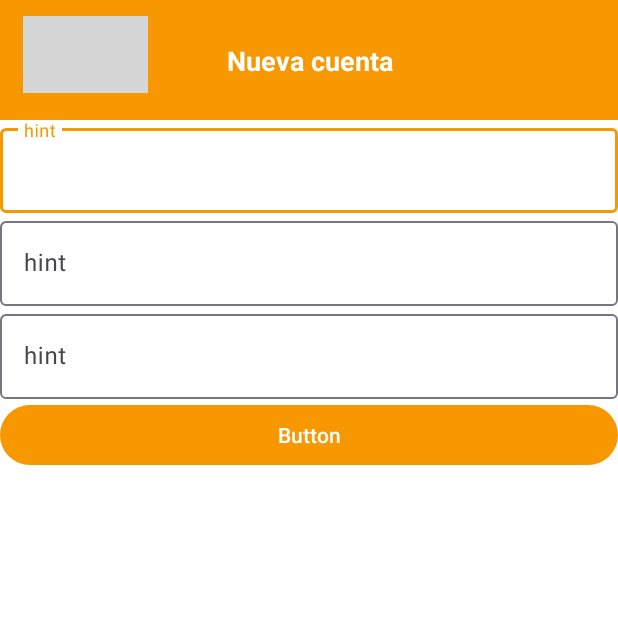
After one commit to JaimeLuiss/WalletApp, an Android app: the MainAccountActivity screen opened directly, with no data from a screen before it, on a phone screen of 412 x 824 dp, the top half of it. The commit adds this screen. Run offline under Robolectric (Android 15) with nearby library versions, the phone set to English and light mode, and no system bars; grey boxes are pictures that could not be loaded.

Commit message:
Adelanto de la clase 30-08-2023

```diff
--- a/app/src/main/AndroidManifest.xml
+++ b/app/src/main/AndroidManifest.xml
@@ -13,13 +13,16 @@
         android:theme="@style/Theme.WalletApp"
         tools:targetApi="31">
         <activity
+            android:name=".MainAccountActivity"
+            android:exported="false" ></activity>
+        <intent-filter>
+            <action android:name="android.intent.action.MAIN" />
+            <category android:name="android.intent.category.LAUNCHER" />
+        </intent-filter>
+        <activity
             android:name=".MainActivity"
-            android:exported="true">
-            <intent-filter>
-                <action android:name="android.intent.action.MAIN" />
+            android:exported="false">
 
-                <category android:name="android.intent.category.LAUNCHER" />
-            </intent-filter>
         </activity>
     </application>
 
--- /dev/null
+++ b/app/src/main/java/com/jaimerueda/walletapp/MainAccountActivity.java
@@ -0,0 +1,14 @@
+package com.jaimerueda.walletapp;
+
+import androidx.appcompat.app.AppCompatActivity;
+
+import android.os.Bundle;
+
+public class MainAccountActivity extends AppCompatActivity {
+
+    @Override
+    protected void onCreate(Bundle savedInstanceState) {
+        super.onCreate(savedInstanceState);
+        setContentView(R.layout.activity_main_account);
+    }
+}
--- /dev/null
+++ b/app/src/main/res/layout/activity_main_account.xml
@@ -0,0 +1,88 @@
+<?xml version="1.0" encoding="utf-8"?>
+<androidx.constraintlayout.widget.ConstraintLayout xmlns:android="http://schemas.android.com/apk/res/android"
+    xmlns:app="http://schemas.android.com/apk/res-auto"
+    xmlns:tools="http://schemas.android.com/tools"
+    android:layout_width="match_parent"
+    android:layout_height="match_parent"
+    android:background="@color/my_primary_color"
+    tools:context=".MainAccountActivity">
+
+    <LinearLayout
+        android:id="@+id/linearLayout"
+        android:layout_width="match_parent"
+        android:layout_height="match_parent"
+        android:layout_marginTop="80dp"
+        android:background="@color/white"
+        android:orientation="vertical"
+        app:layout_constraintEnd_toEndOf="parent"
+        app:layout_constraintHorizontal_bias="0.0"
+        app:layout_constraintStart_toStartOf="parent"
+        app:layout_constraintTop_toTopOf="parent">
+
+        <com.google.android.material.textfield.TextInputLayout
+            android:layout_width="match_parent"
+            android:layout_height="wrap_content">
+
+            <com.google.android.material.textfield.TextInputEditText
+                android:layout_width="match_parent"
+                android:layout_height="wrap_content"
+                android:hint="hint" />
+
+        </com.google.android.material.textfield.TextInputLayout>
+
+        <com.google.android.material.textfield.TextInputLayout
+            android:layout_width="match_parent"
+            android:layout_height="wrap_content">
+
+            <com.google.android.material.textfield.TextInputEditText
+                android:layout_width="match_parent"
+                android:layout_height="wrap_content"
+                android:hint="hint" />
+
+        </com.google.android.material.textfield.TextInputLayout>
+
+        <com.google.android.material.textfield.TextInputLayout
+            android:layout_width="match_parent"
+            android:layout_height="wrap_content">
+
+            <com.google.android.material.textfield.TextInputEditText
+                android:layout_width="match_parent"
+                android:layout_height="wrap_content"
+                android:hint="hint" />
+
+        </com.google.android.material.textfield.TextInputLayout>
+
+        <Button
+            android:id="@+id/button4"
+            android:layout_width="match_parent"
+            android:layout_height="wrap_content"
+            android:text="Button" />
+
+    </LinearLayout>
+
+    <ImageView
+        android:id="@+id/imageView"
+        android:layout_width="83dp"
+        android:layout_height="51dp"
+        app:layout_constraintBottom_toTopOf="@+id/linearLayout"
+        app:layout_constraintEnd_toEndOf="parent"
+        app:layout_constraintHorizontal_bias="0.047"
+        app:layout_constraintStart_toStartOf="parent"
+        app:layout_constraintTop_toTopOf="parent"
+        app:layout_constraintVertical_bias="0.38"
+        app:srcCompat="@drawable/ic_arrow_back_24" />
+
+    <TextView
+        android:id="@+id/textView3"
+        android:layout_width="match_parent"
+        android:layout_height="wrap_content"
+        android:gravity="center_horizontal"
+        android:text="@string/text_new_account"
+        android:textColor="@color/white"
+        android:textSize="18sp"
+        android:textStyle="bold"
+        app:layout_constraintBottom_toTopOf="@+id/linearLayout"
+        app:layout_constraintTop_toTopOf="parent"
+        tools:layout_editor_absoluteX="0dp" />
+
+</androidx.constraintlayout.widget.ConstraintLayout>
--- a/app/src/main/res/values/colors.xml
+++ b/app/src/main/res/values/colors.xml
@@ -2,4 +2,5 @@
 <resources>
     <color name="black">#FF000000</color>
     <color name="white">#FFFFFFFF</color>
+    <color name="my_primary_color">#F79800</color>
 </resources>
--- a/app/src/main/res/values/strings.xml
+++ b/app/src/main/res/values/strings.xml
@@ -1,3 +1,4 @@
 <resources>
     <string name="app_name">Wallet App</string>
+    <string name="text_new_account">Nueva cuenta</string>
 </resources>
--- a/app/src/main/res/values/themes.xml
+++ b/app/src/main/res/values/themes.xml
@@ -2,7 +2,7 @@
     <!-- Base application theme. -->
     <style name="Base.Theme.WalletApp" parent="Theme.Material3.DayNight.NoActionBar">
         <!-- Customize your light theme here. -->
-        <!-- <item name="colorPrimary">@color/my_light_primary</item> -->
+         <item name="colorPrimary">@color/my_primary_color</item> -->
     </style>
 
     <style name="Theme.WalletApp" parent="Base.Theme.WalletApp" />
```
